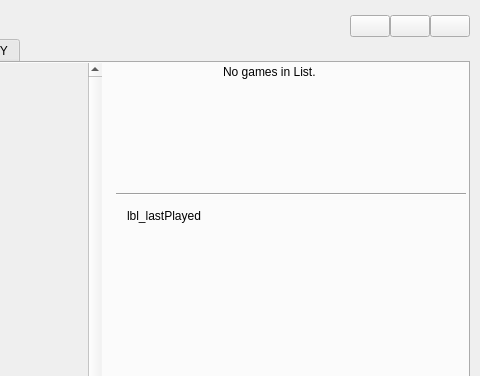
This is mainwindow.ui in FusionLauncher/FusionClient as Qt 5 draws it before an edit; both pictures show x 230 to 710 and y 0 to 376 of the 710 by 470 pixel window. The edited form follows.
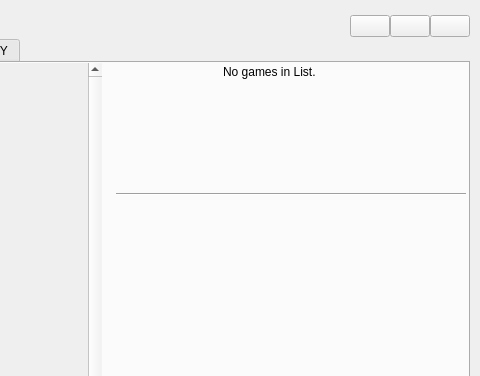
This is the edited form. Icons and pictures are not drawn.

Commit message: Set the "last played"-label initially empty

The edit to the form file:
```diff
--- a/mainwindow.ui
+++ b/mainwindow.ui
@@ -444,7 +444,7 @@
                  <item>
                   <widget class="QLabel" name="lbl_lastPlayed">
                    <property name="text">
-                    <string>lbl_lastPlayed</string>
+                    <string/>
                    </property>
                   </widget>
                  </item>
```
